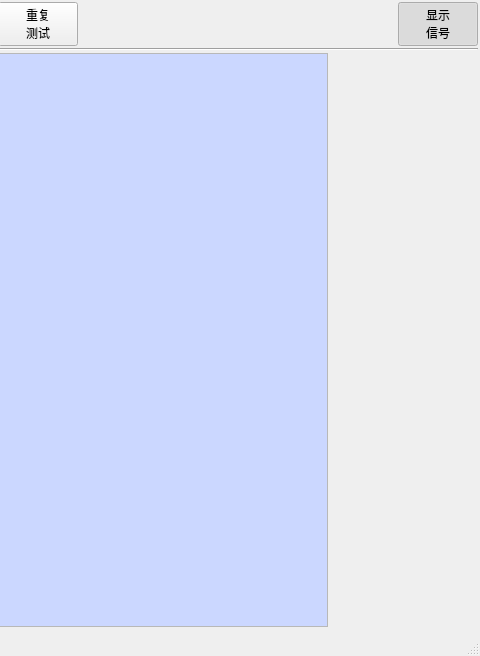
Old version of the form UiFiles/clsMainTestWindow.ui in the repository caicaiking/WKELightWave; both pictures show x 496 to 976 and y 0 to 656 of the 976 by 656 pixel window.
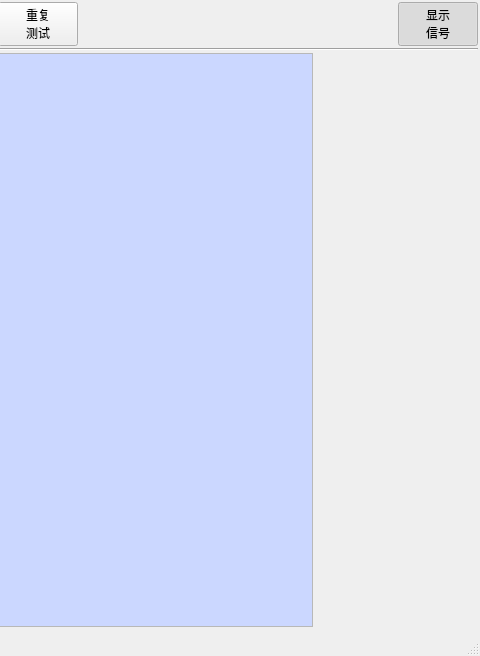
New version of the form. Icons and pictures are not drawn.

```diff
--- a/UiFiles/clsMainTestWindow.ui
+++ b/UiFiles/clsMainTestWindow.ui
@@ -325,7 +325,7 @@
              <rect>
               <x>0</x>
               <y>0</y>
-              <width>818</width>
+              <width>803</width>
               <height>556</height>
              </rect>
             </property>
@@ -364,13 +364,13 @@
        <widget class="QWidget" name="wgtSignalPannel" native="true">
         <property name="minimumSize">
          <size>
-          <width>150</width>
+          <width>165</width>
           <height>0</height>
          </size>
         </property>
         <property name="maximumSize">
          <size>
-          <width>150</width>
+          <width>165</width>
           <height>16777215</height>
          </size>
         </property>
```
Left out of the diff: 8 changed lines with no effect on the pictures.
